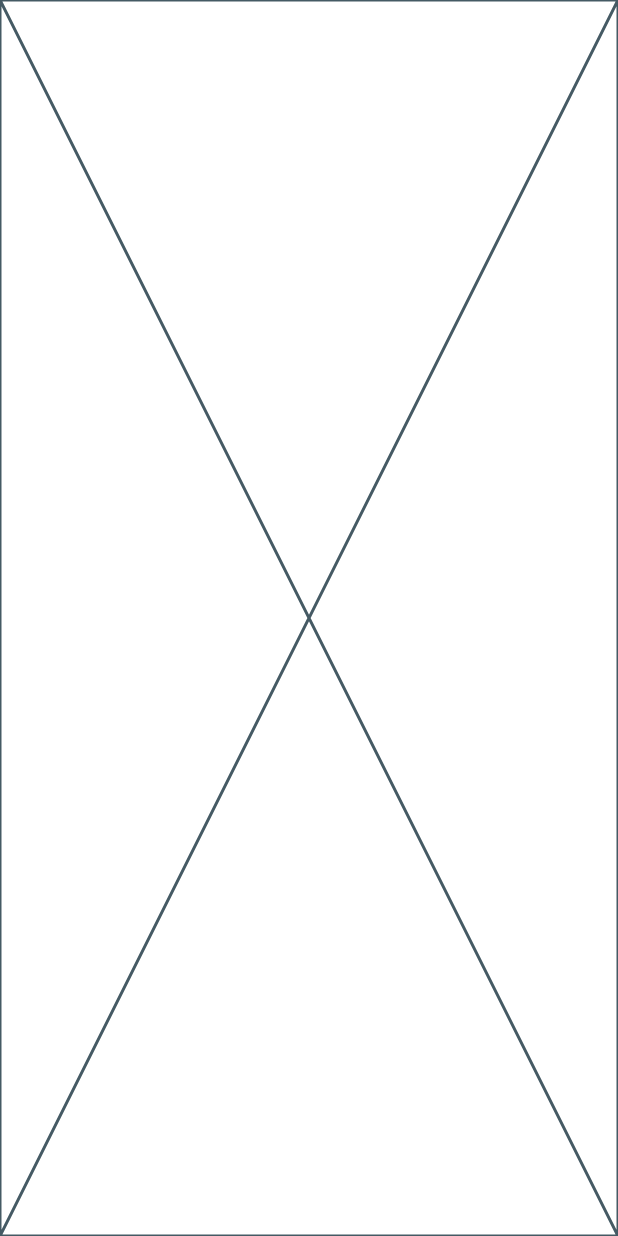
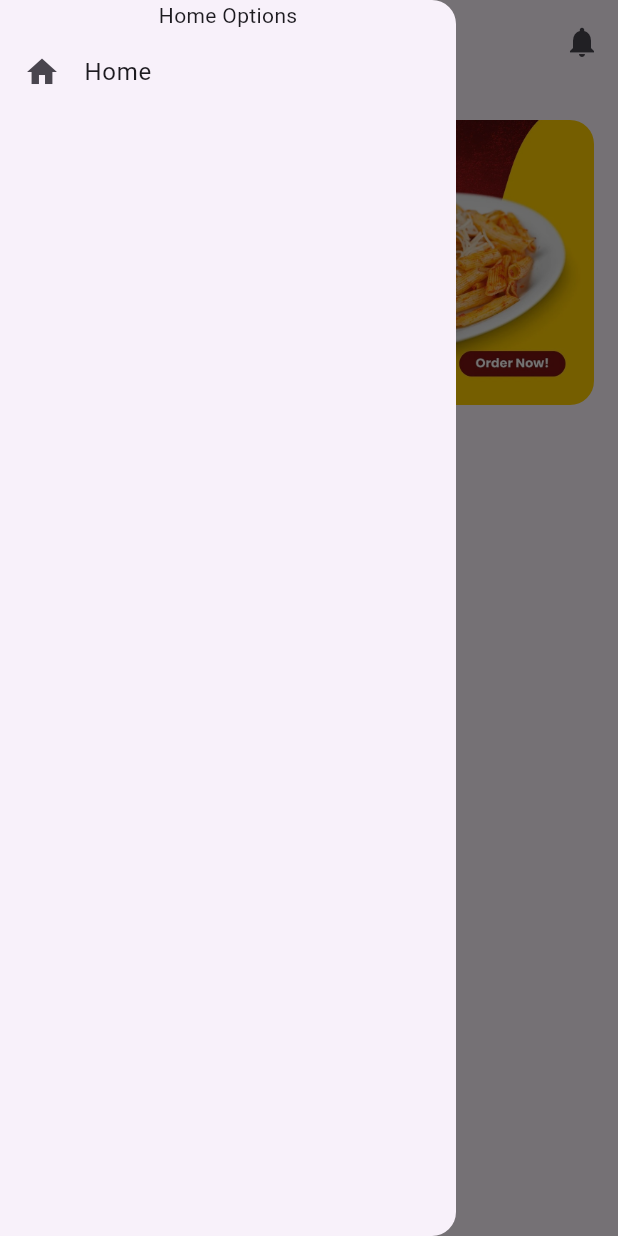
Before and after one commit to TarekAlabd/Flutter-Projects-Round2-Gaza, a Flutter app: the screen it shows after launch, with the side drawer open (before the commit the screen has no drawer), on a phone screen of 412 x 824 dp. Run offline on Flutter 3.47's test engine with Material 3 defaults, Android fonts, the phone set to English and light mode, and no system bars.

Commit message:
feat: working on the home page

```diff
--- /dev/null
+++ b/food_delivery/lib/utils/app_colors.dart
@@ -0,0 +1,9 @@
+import 'package:flutter/material.dart';
+
+class AppColors {
+  static const Color grey = Colors.grey;
+  static Color grey2 = Colors.grey.withOpacity(0.2);
+  static const Color green = Colors.green;
+  static const Color white = Colors.white;
+  static const Color black = Colors.black;
+}
--- a/food_delivery/lib/views/pages/home_page.dart
+++ b/food_delivery/lib/views/pages/home_page.dart
@@ -1,10 +1,45 @@
 import 'package:flutter/material.dart';
+import 'package:food_delivery/utils/app_colors.dart';
+import 'package:food_delivery/views/widgets/app_drawer.dart';
+import 'package:food_delivery/views/widgets/custom_app_bar.dart';
 
 class HomePage extends StatelessWidget {
   const HomePage({super.key});
 
   @override
   Widget build(BuildContext context) {
-    return const Placeholder();
+    return Scaffold(
+      drawer: const AppDrawer(),
+      appBar: const PreferredSize(
+        preferredSize: Size.fromHeight(80),
+        child: CustomAppBar(),
+      ),
+      body: Padding(
+        padding: const EdgeInsets.symmetric(horizontal: 16.0),
+        child: Column(
+          children: [
+            ClipRRect(
+              borderRadius: BorderRadius.circular(16),
+              child: Image.asset(
+                'assets/images/home-banner.jpg',
+              ),
+            ),
+            const SizedBox(height: 36),
+            // TextField(
+            //   decoration: InputDecoration(
+            //     filled: true,
+            //     fillColor: AppColors.white,
+            //     border: OutlineInputBorder(
+            //       borderRadius: BorderRadius.circular(8),
+            //       borderSide: BorderSide(
+            //         color: AppColors.grey2,
+            //       ),
+            //     ),
+            //   ),
+            // ),
+          ],
+        ),
+      ),
+    );
   }
 }
--- /dev/null
+++ b/food_delivery/lib/views/widgets/app_drawer.dart
@@ -0,0 +1,23 @@
+import 'package:flutter/material.dart';
+
+class AppDrawer extends StatelessWidget {
+  const AppDrawer({super.key});
+
+  @override
+  Widget build(BuildContext context) {
+    return Drawer(
+        child: SafeArea(
+          child: Column(
+            children: [
+              const Text('Home Options'),
+              ListTile(
+                leading: const Icon(Icons.home),
+                title: const Text('Home'),
+                onTap: () {},
+              ),
+            ],
+          ),
+        ),
+      );
+  }
+}
--- /dev/null
+++ b/food_delivery/lib/views/widgets/custom_app_bar.dart
@@ -0,0 +1,48 @@
+import 'package:flutter/material.dart';
+import 'package:food_delivery/utils/app_colors.dart';
+
+class CustomAppBar extends StatelessWidget {
+  const CustomAppBar({super.key});
+
+  @override
+  Widget build(BuildContext context) {
+    return AppBar(
+        actions: [
+          IconButton(
+            icon: const Icon(Icons.notifications),
+            onPressed: () {},
+          ),
+        ],
+        centerTitle: true,
+        title: const Column(
+          children: [
+            Text(
+              'Current Location',
+              style: TextStyle(
+                color: AppColors.grey,
+                fontSize: 14,
+              ),
+            ),
+            Row(
+              mainAxisAlignment: MainAxisAlignment.center,
+              children: [
+                Icon(
+                  Icons.location_on,
+                  color: AppColors.green,
+                ),
+                SizedBox(
+                  width: 4,
+                ),
+                Text(
+                  'Cairo, Egypt',
+                  style: TextStyle(
+                    fontSize: 20,
+                  ),
+                ),
+              ],
+            ),
+          ],
+        ),
+      );
+  }
+}
--- a/food_delivery/pubspec.yaml
+++ b/food_delivery/pubspec.yaml
@@ -20,6 +20,6 @@ dev_dependencies:
 
 flutter:
   uses-material-design: true
-  # assets:
-  #   - images/a_dot_burr.jpeg
+  assets:
+    - assets/images/
   #   - images/a_dot_ham.jpeg
```
Also changed, not shown: food_delivery/assets/images/home-banner.jpg (added), 1 other file.
